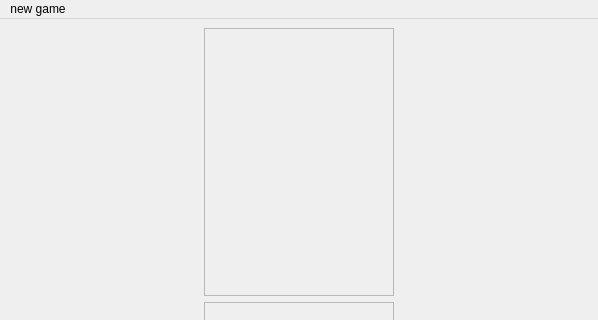
The window that Battleship/mainwindow.ui (JohannesMund/Azubiprojekte) describes before a commit, drawn with Qt 5; both pictures show x 0 to 598 and y 0 to 320 of the 598 by 600 pixel window.
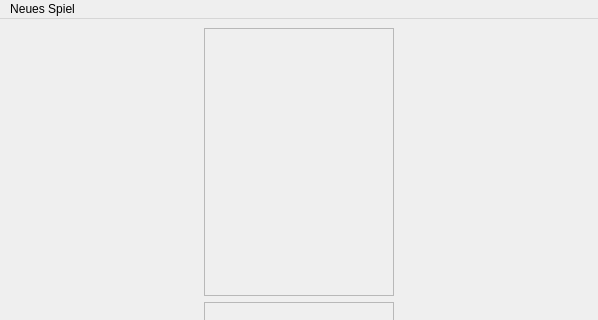
The same window after the commit. Custom widgets are drawn as their Qt base class.

```diff
--- a/Battleship/mainwindow.ui
+++ b/Battleship/mainwindow.ui
@@ -88,7 +88,7 @@
    </property>
    <widget class="QMenu" name="menunew_game">
     <property name="title">
-     <string>new game</string>
+     <string>Neues Spiel</string>
     </property>
     <addaction name="actionstart"/>
    </widget>
```
Left out of the diff: 18 changed lines with no effect on the pictures.
